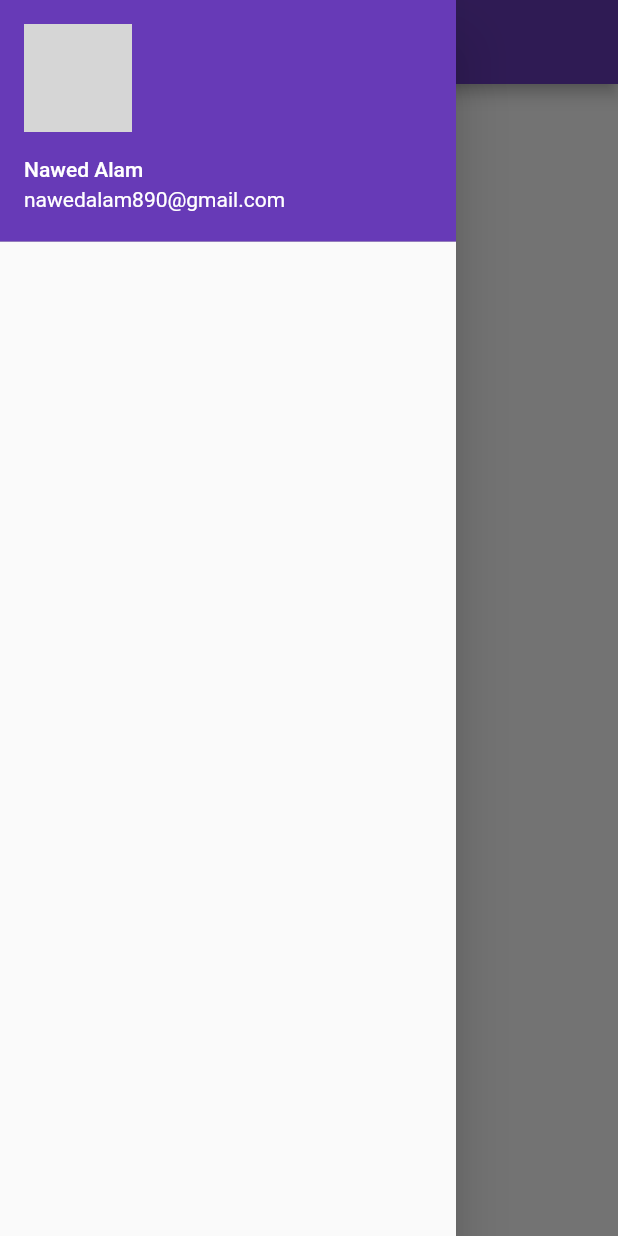
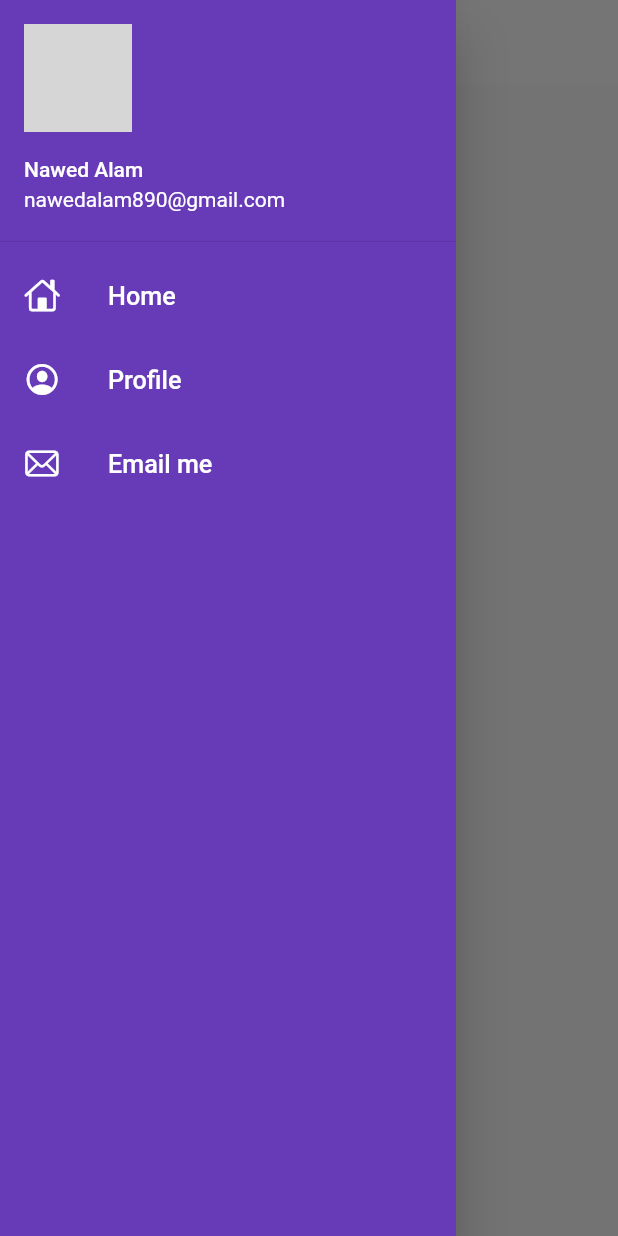
Before and after one commit to nawed-alam/flutter_catlog, a Flutter app: the screen it shows after launch, with the side drawer open, on a phone screen of 412 x 824 dp. Run offline on Flutter 3.47's test engine with Material 2 defaults, Android fonts, the phone set to English and light mode, and no system bars; network calls fail; grey boxes are pictures that could not be loaded.

Commit message:
theme_day_8

```diff
--- a/lib/main.dart
+++ b/lib/main.dart
@@ -1,6 +1,7 @@
 import 'package:flutter/material.dart';
 import 'package:flutter_catlog/pages/login_page.dart';
 import 'package:flutter_catlog/utils/routes.dart';
+import 'package:flutter_catlog/widgets/themes.dart';
 import 'pages/home_page.dart';
 void main() {
   runApp(MyApp());
@@ -17,10 +18,8 @@ class MyApp extends StatelessWidget {
       // darkTheme: ThemeData(
       //   brightness: Brightness.dark,
       // ),
-     // debugShowCheckedModeBanner: false,
-      theme: ThemeData(
-        primarySwatch: Colors.deepPurple,
-      ),
+      debugShowCheckedModeBanner: false,
+      theme: MyTheme.lightTheme(context),
       initialRoute:  MyRoutes.homeRoute,
      routes: {
       "/":(context) => LoginPage(),
--- a/lib/widgets/drawer.dart
+++ b/lib/widgets/drawer.dart
@@ -1,3 +1,4 @@
+import 'package:flutter/cupertino.dart';
 import 'package:flutter/material.dart';
 
 class MyDrawer extends StatelessWidget {
@@ -6,6 +7,8 @@ class MyDrawer extends StatelessWidget {
   Widget build(BuildContext context) {
     final imageurl="https://scontent.fccu2-3.fna.fbcdn.net/v/t39.30808-6/294547951_1757545387914530_1608761366972931872_n.jpg?_nc_cat=111&ccb=1-7&_nc_sid=730e14&_nc_ohc=HMdVpJTQ83gAX8WKVuD&_nc_ht=scontent.fccu2-3.fna&oh=00_AfCka3wkoI0AGJnD7TMnnzgoSDebgRR6B5om753bwVcmUA&oe=63EAF221";
     return Drawer(
+      child:Container(
+        color: Colors.deepPurple,
         child: ListView(
           children: [
             DrawerHeader(
@@ -18,8 +21,39 @@ class MyDrawer extends StatelessWidget {
                   backgroundImage: NetworkImage(imageurl),
                 ),
                 ),
+            ),
+             ListTile(
+              leading: Icon(
+                CupertinoIcons.home,color: Colors.white,
+              ),
+              title: Text("Home",
+              textScaleFactor: 1.2
+              ,style: TextStyle(
+                color: Colors.white,
+              ),),
+            ),
+             ListTile(
+              leading: Icon(
+                CupertinoIcons.profile_circled,color: Colors.white,
+              ),
+              title: Text("Profile",
+              textScaleFactor: 1.2
+              ,style: TextStyle(
+                color: Colors.white,
+              ),),
+            ),
+            ListTile(
+              leading: Icon(
+                CupertinoIcons.mail,color: Colors.white,
+              ),
+              title: Text("Email me",
+              textScaleFactor: 1.2
+              ,style: TextStyle(
+                color: Colors.white,
+              ),),
             )
           ],
+        ),
       ),
     );
   }
--- /dev/null
+++ b/lib/widgets/themes.dart
@@ -0,0 +1,14 @@
+import 'package:flutter/material.dart';
+
+class MyTheme{
+ static ThemeData lightTheme(BuildContext context) => ThemeData(
+        primarySwatch: Colors.deepPurple,
+        appBarTheme: AppBarTheme(
+         titleTextStyle: TextStyle(color: Colors.black54,fontWeight:FontWeight.bold,fontSize: 20,),
+           color: Colors.white,
+           elevation: 0.0,
+           iconTheme: IconThemeData(color: Colors.black),
+
+        )
+      );
+}
```
Lines whose indentation alone changed are shown as unchanged.
